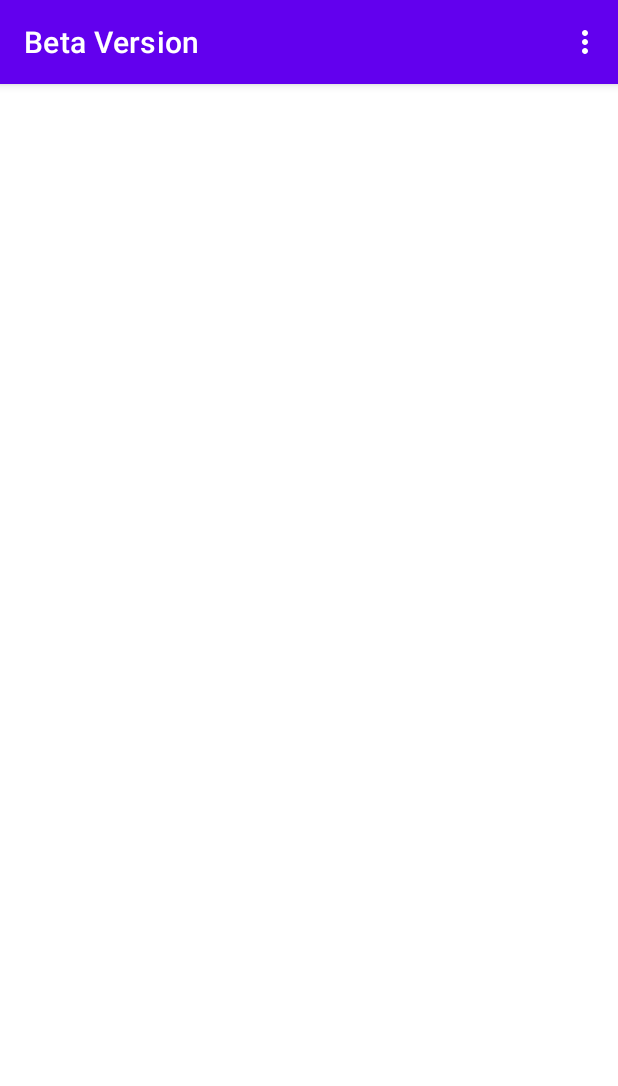
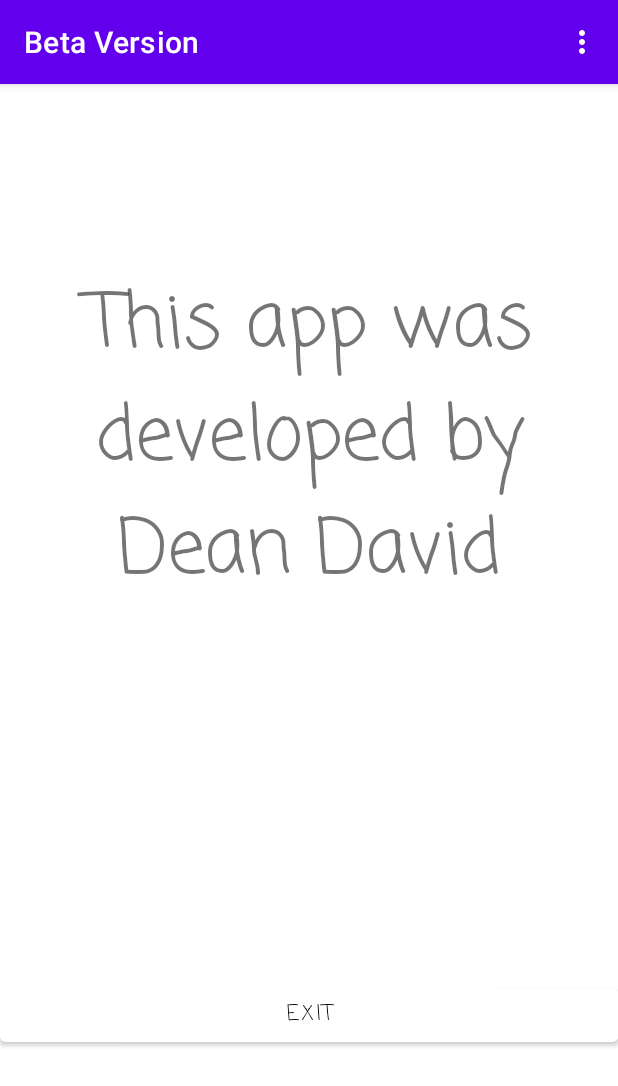
Before and after one commit to dd0167/BetaVersion, an Android app: the CreditsActivity screen opened directly, with no data from a screen before it, on a phone screen of 412 x 824 dp. Shown: the top 1086 px of the screen. Run offline under Robolectric (Android 15) with nearby library versions, the phone set to English and light mode, and no system bars.

Commit message:
08/12/2021 - 20:30 finish CreditsActivity finish Menu

```diff
--- a/app/src/main/java/com/example/betaversion/LoginActivity.java
+++ b/app/src/main/java/com/example/betaversion/LoginActivity.java
@@ -75,7 +75,7 @@ public class LoginActivity extends AppCompatActivity {
                 public void onComplete(@NonNull Task<AuthResult> task) {
                     if (task.isSuccessful()){
                         Toast.makeText(LoginActivity.this, "User logged in successfully!", Toast.LENGTH_SHORT).show();
-                        startActivity(new Intent(LoginActivity.this, MainActivity.class));
+                        move_main();
 
                         SharedPreferences settings = getSharedPreferences("Stay_Connect",MODE_PRIVATE);
                         SharedPreferences.Editor editor = settings.edit();
--- /dev/null
+++ b/app/src/main/res/drawable/ic_baseline_more_vert_24.xml
@@ -0,0 +1,10 @@
+<vector xmlns:android="http://schemas.android.com/apk/res/android"
+    android:width="24dp"
+    android:height="24dp"
+    android:viewportWidth="24"
+    android:viewportHeight="24"
+    android:tint="?attr/colorControlNormal">
+  <path
+      android:fillColor="@android:color/white"
+      android:pathData="M12,8c1.1,0 2,-0.9 2,-2s-0.9,-2 -2,-2 -2,0.9 -2,2 0.9,2 2,2zM12,10c-1.1,0 -2,0.9 -2,2s0.9,2 2,2 2,-0.9 2,-2 -0.9,-2 -2,-2zM12,16c-1.1,0 -2,0.9 -2,2s0.9,2 2,2 2,-0.9 2,-2 -0.9,-2 -2,-2z"/>
+</vector>
--- a/app/src/main/res/layout/activity_credits.xml
+++ b/app/src/main/res/layout/activity_credits.xml
@@ -1,9 +1,44 @@
 <?xml version="1.0" encoding="utf-8"?>
-<androidx.constraintlayout.widget.ConstraintLayout xmlns:android="http://schemas.android.com/apk/res/android"
+<LinearLayout xmlns:android="http://schemas.android.com/apk/res/android"
     xmlns:app="http://schemas.android.com/apk/res-auto"
     xmlns:tools="http://schemas.android.com/tools"
     android:layout_width="match_parent"
     android:layout_height="match_parent"
+    android:orientation="vertical"
     tools:context=".CreditsActivity">
 
-</androidx.constraintlayout.widget.ConstraintLayout>
+    <Space
+        android:layout_width="match_parent"
+        android:layout_height="wrap_content"
+        android:layout_weight="50" />
+
+    <TextView
+        android:id="@+id/textView"
+        android:layout_width="match_parent"
+        android:layout_height="wrap_content"
+        android:fontFamily="casual"
+        android:text="This app was developed by Dean David"
+        android:textAlignment="center"
+        android:textSize="50dp" />
+
+    <Space
+        android:layout_width="match_parent"
+        android:layout_height="wrap_content"
+        android:layout_weight="100" />
+
+    <Button
+        android:id="@+id/button"
+        android:layout_width="match_parent"
+        android:layout_height="wrap_content"
+        android:backgroundTint="#FFFFFF"
+        android:onClick="click_exit"
+        android:text="Exit"
+        android:fontFamily="casual"
+        android:textColor="#000000" />
+
+    <Space
+        android:layout_width="match_parent"
+        android:layout_height="wrap_content"
+        android:layout_weight="50" />
+
+</LinearLayout>
--- a/app/src/main/res/menu/menu.xml
+++ b/app/src/main/res/menu/menu.xml
@@ -1,5 +1,20 @@
 <?xml version="1.0" encoding="utf-8"?>
-<menu xmlns:android="http://schemas.android.com/apk/res/android">
+<menu xmlns:app="http://schemas.android.com/apk/res-auto"
+    xmlns:android="http://schemas.android.com/apk/res/android">
 
-    <item android:title="Item" />
+    <item
+        android:icon="@drawable/ic_baseline_more_vert_24"
+        android:title=""
+        app:showAsAction="always">
+            <menu>
+                <item
+                    android:icon="@drawable/list_icon"
+                    android:title="My Lists"></item>
+
+                <item
+                    android:icon="@drawable/about_icon"
+                    android:title="About"></item>
+            </menu>
+    </item>
+
 </menu>
```
Also changed, not shown: app/src/main/java/com/example/betaversion/CreditsActivity.java (+12 -1 lines), app/src/main/java/com/example/betaversion/MainActivity.java (+33 -0 lines), app/src/main/res/drawable-v24/about_icon.png (added), app/src/main/res/drawable-v24/list_icon.png (added).
